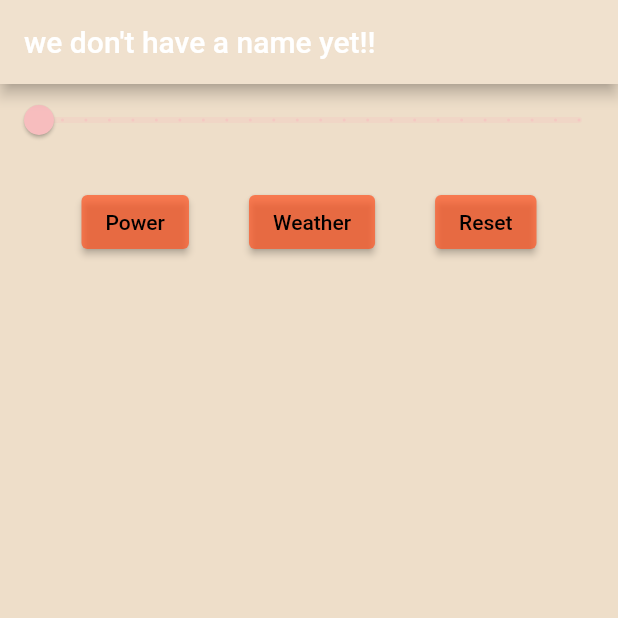
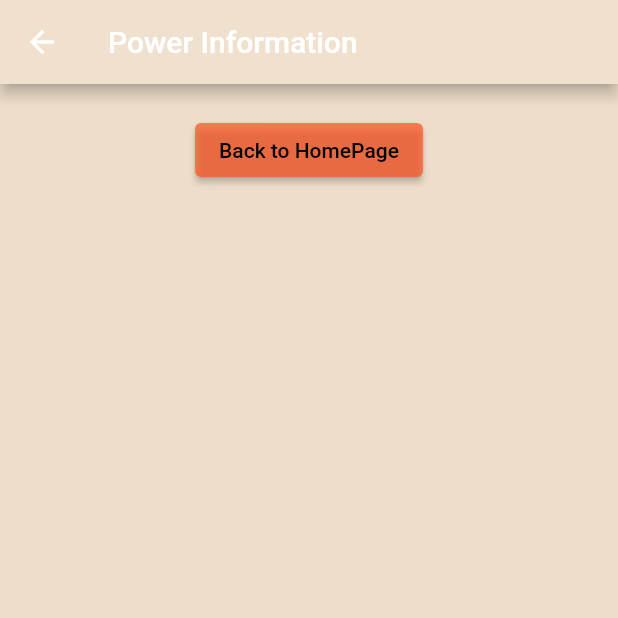
Before and after one commit to Kgo222/weceEOH_23, a Flutter app: the HomePage screen opened directly, after a tap on "Power", on a phone screen of 412 x 824 dp, the top half of it. Run offline on Flutter 3.47's test engine with Material 2 defaults, Android fonts, the phone set to English and light mode, and no system bars.

Commit message:
added maya's work to main

```diff
--- a/solar_axis_app/lib/homepage.dart
+++ b/solar_axis_app/lib/homepage.dart
@@ -61,6 +61,19 @@ class _HomePageState extends State<HomePage> {
             Row(
                 mainAxisAlignment: MainAxisAlignment.center,
                 children:[
+                  Container(
+                    margin: EdgeInsets.all(15),
+                    child: Image.asset(
+                      'images/sunflower.png',
+                      width: 400,
+                      height: 225,
+                      fit: BoxFit.cover,
+                    ),
+                  ),
+            ]),
+            Row(
+                mainAxisAlignment: MainAxisAlignment.center,
+                children:[
                   Expanded(
                     child: Slider(
                       value: setTime,
@@ -86,6 +99,12 @@ class _HomePageState extends State<HomePage> {
                       child: Text("Power"),
                       onPressed: () {
                         print('you clicked me');
+                        Navigator.push(
+                          context,
+                          MaterialPageRoute(builder: (context) {
+                            return const PowerInfo();
+                          }),
+                        );
                       },
                       style: ElevatedButton.styleFrom(
                         primary: AppColors.orange,
@@ -118,12 +137,65 @@ class _HomePageState extends State<HomePage> {
                       ),
                     ),
                   ),
+              ]),
+            Row(
+                mainAxisAlignment: MainAxisAlignment.center,
+                children:[
+                  Container(
+                    alignment: Alignment.center,
+                    margin: EdgeInsets.all(20),
+                    child: ElevatedButton(
+                      child: Text("Remote Control"),
+                      onPressed: () {
+                        print('you clicked me');
+                      },
+                      style: ElevatedButton.styleFrom(
+                        primary: AppColors.orange,
+                      ),
+                    ),
+                  ),
                 ] //children
             ),
-
           ],
         ), // This trailing comma makes auto-formatting nicer for build methods.
       ),
     );
   }
 }
+class PowerInfo extends StatelessWidget {
+  const PowerInfo({Key? key}) : super(key: key);
+
+  @override
+  Widget build(BuildContext context) {
+    return Scaffold(
+      appBar: AppBar(
+        title: Text("Power Information"),
+      ),
+      body: Center(
+        child: Column(
+          crossAxisAlignment: CrossAxisAlignment.center,
+          children: [
+            Row(
+                mainAxisAlignment: MainAxisAlignment.center,
+                children:[
+                  Container(
+                    margin: EdgeInsets.all(20),
+                    alignment: Alignment.center,
+                    child: ElevatedButton(
+                      child: Text("Back to HomePage"),
+                      onPressed: () {
+                        Navigator.pop(context);
+                      },
+                      style: ElevatedButton.styleFrom(
+                        primary: AppColors.orange,
+                      ),
+                    ),
+                  ),
+                ] //children
+            ),
+          ],
+        ), // This trailing comma makes auto-formatting nicer for build methods.
+      ),
+    );
+  }
+}
--- a/solar_axis_app/pubspec.yaml
+++ b/solar_axis_app/pubspec.yaml
@@ -58,7 +58,8 @@ flutter:
   uses-material-design: true
 
   # To add assets to your application, add an assets section, like this:
-  # assets:
+  assets:
+    - images/sunflower.png
   #   - images/a_dot_burr.jpeg
   #   - images/a_dot_ham.jpeg
 
```
Also changed, not shown: solar_axis_app/images/sunflower.png (added).
